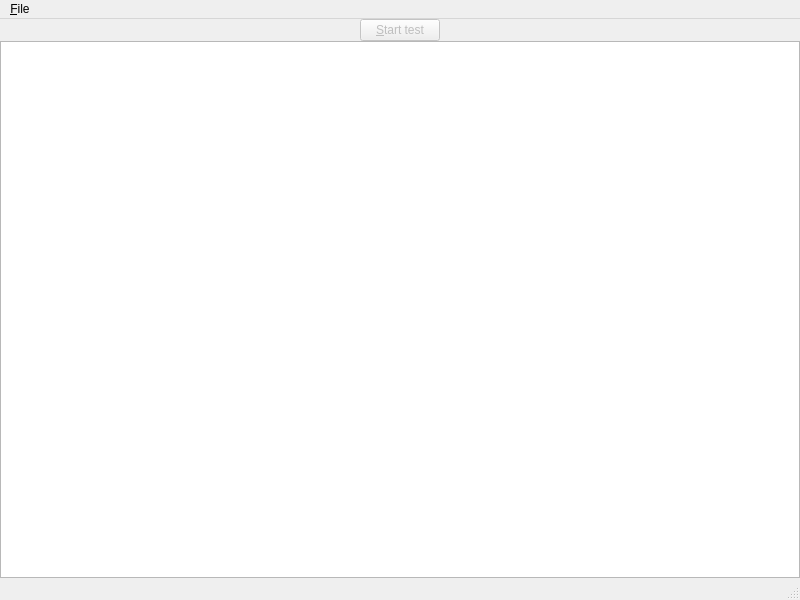
The window that mainwindow.ui (HSAnet/glimpse_client) describes before a commit, drawn with Qt 5.
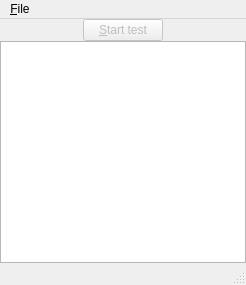
The same window after the commit.

Commit message: Smaller main window.

Patch:
```diff
--- a/mainwindow.ui
+++ b/mainwindow.ui
@@ -6,8 +6,8 @@
    <rect>
     <x>0</x>
     <y>0</y>
-    <width>800</width>
-    <height>600</height>
+    <width>246</width>
+    <height>285</height>
    </rect>
   </property>
   <property name="windowTitle">
@@ -80,8 +80,8 @@
     <rect>
      <x>0</x>
      <y>0</y>
-     <width>800</width>
-     <height>21</height>
+     <width>246</width>
+     <height>22</height>
     </rect>
    </property>
    <widget class="QMenu" name="menu_File">
```
